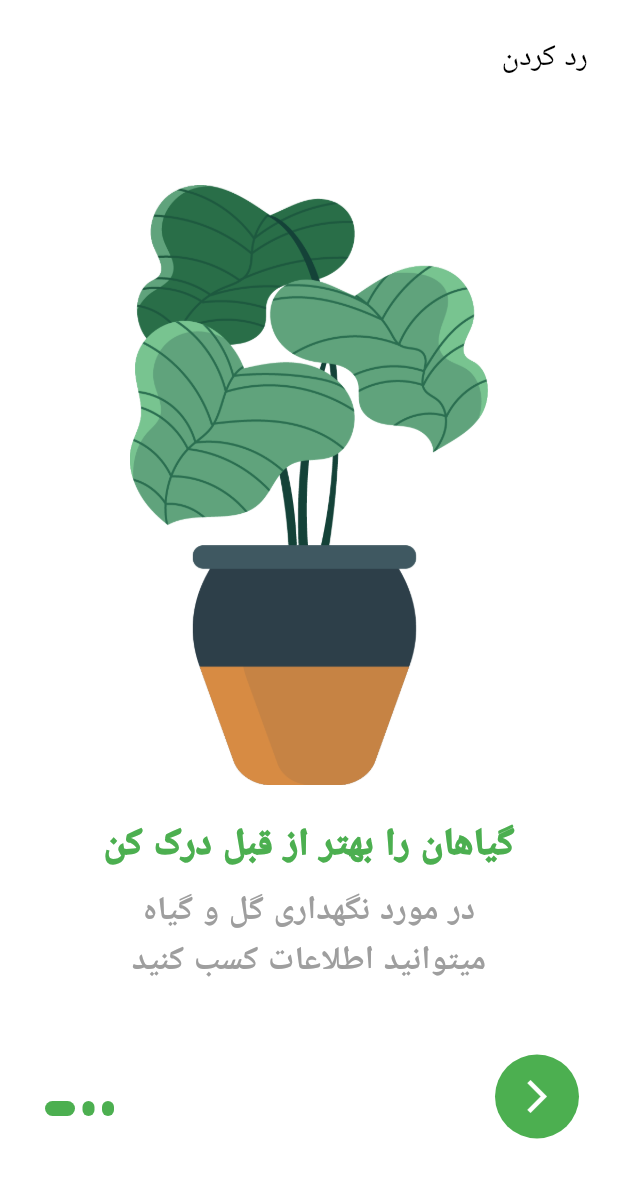
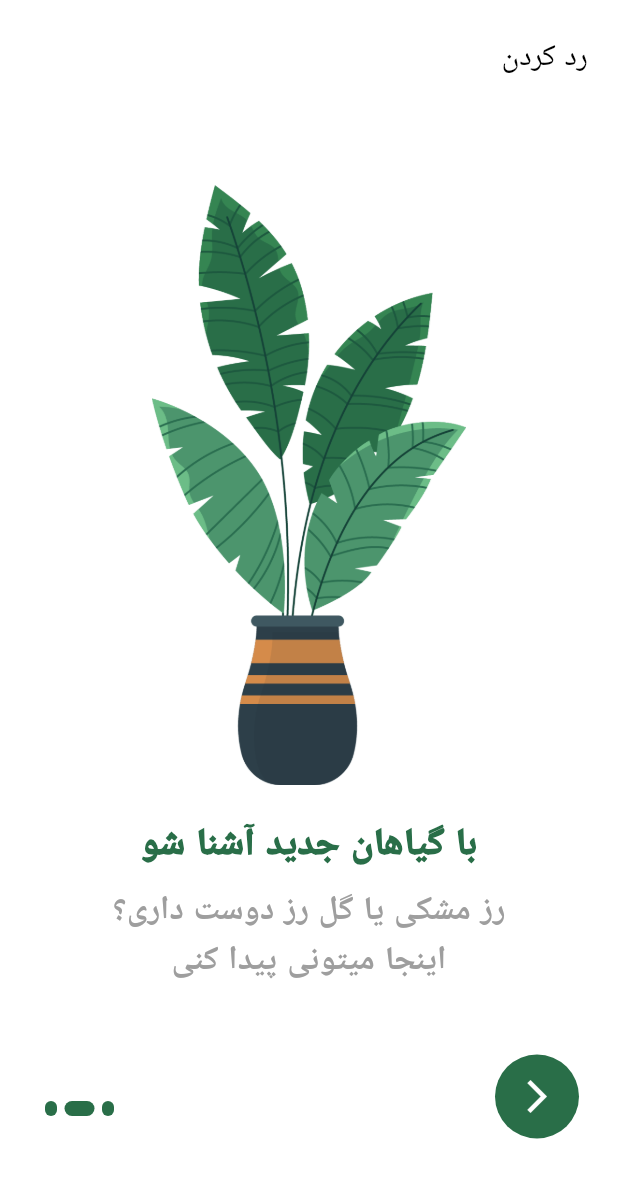
Before and after one commit to Moh3enzarif/Plant_App, a Flutter app: the screen it shows after launch, after a tap on the "arrow forward ios" icon, on a phone screen of 412 x 824 dp. Shown: the top 1178 px of the screen. Run offline on Flutter 3.47's test engine with Material 3 defaults, Android fonts, the phone set to English and light mode, and no system bars.

Commit message:
Some Pages Created

```diff
--- a/lib/const/constants.dart
+++ b/lib/const/constants.dart
@@ -1,8 +1,8 @@
 import 'package:flutter/material.dart';
 
 class Constants {
-  static Color primaryColor = Colors.green;
-  static Color blackColor = Colors.black;
+  static Color primaryColor = const Color(0xff296e48);
+  static Color textColor = const Color(0xff9e9e9e);
 
   static String titleOne = "گیاهان را بهتر از قبل درک کن";
   static String descriptionOne =
--- a/lib/main.dart
+++ b/lib/main.dart
@@ -1,5 +1,5 @@
 import 'package:flutter/material.dart';
-import 'package:plant_app/screens/home.dart';
+import 'package:plant_app/screens/splash_screen.dart';
 
 void main() {
   runApp(const MyApp());
--- a/lib/screens/home.dart
+++ /dev/null
@@ -1,178 +0,0 @@
-import 'package:flutter/material.dart';
-import 'package:plant_app/const/constants.dart';
-
-class HomePage extends StatefulWidget {
-  const HomePage({super.key});
-
-  @override
-  State<HomePage> createState() => _HomePageState();
-}
-
-class _HomePageState extends State<HomePage> {
-  final PageController _pageController = PageController(initialPage: 0);
-  int currentindex = 0;
-
-  Widget _indicator(bool isActive) {
-    return AnimatedContainer(
-      duration: const Duration(milliseconds: 300),
-      height: 10,
-      width: isActive ? 20.0 : 8.0,
-      margin: const EdgeInsets.only(right: 5.0),
-      decoration: BoxDecoration(
-        color: Constants.primaryColor,
-        borderRadius: BorderRadius.circular(5.0),
-      ),
-    );
-  }
-
-  List<Widget> _buildIndicator() {
-    List<Widget> indicators = [];
-
-    for (int i = 0; i < 3; i++) {
-      if (currentindex == i) {
-        indicators.add(_indicator(true));
-      } else {
-        indicators.add(_indicator(false));
-      }
-    }
-    return indicators;
-  }
-
-  @override
-  Widget build(BuildContext context) {
-    return Scaffold(
-      backgroundColor: Colors.white,
-      appBar: AppBar(
-        backgroundColor: Colors.white,
-        elevation: 0.0,
-        actions: [
-          Padding(
-            padding: const EdgeInsets.only(top: 20, right: 20),
-            child: InkWell(
-              onTap: () {},
-              child: const Text(
-                "رد کردن",
-                style: TextStyle(
-                  color: Colors.black,
-                  fontFamily: "Muli",
-                  fontSize: 20,
-                ),
-              ),
-            ),
-          )
-        ],
-      ),
-      body: Stack(
-        children: <Widget>[
-          PageView(
-            onPageChanged: (value) {
-              setState(() {
-                currentindex = value;
-              });
-            },
-            controller: _pageController,
-            children: [
-              CreatePage(
-                image: "assets/images/plant-one.png",
-                title: Constants.titleOne,
-                description: Constants.descriptionOne,
-              ),
-              CreatePage(
-                image: "assets/images/plant-two.png",
-                title: Constants.titleTwo,
-                description: Constants.descriptionTwo,
-              ),
-              CreatePage(
-                image: "assets/images/plant-three.png",
-                title: Constants.titleThree,
-                description: Constants.descriptionThree,
-              ),
-            ],
-          ),
-          Positioned(
-            bottom: 80.0,
-            left: 30.0,
-            child: Row(
-              children: _buildIndicator(),
-            ),
-          ),
-          Positioned(
-            bottom: 65.0,
-            left: 30.0,
-            child: Container(
-              margin: const EdgeInsets.only(left: 300),
-              padding: const EdgeInsets.all(4.0),
-              decoration: BoxDecoration(
-                shape: BoxShape.circle,
-                color: Constants.primaryColor,
-              ),
-              child: IconButton(
-                onPressed: () {},
-                icon: const Icon(
-                  Icons.arrow_forward_ios,
-                  size: 26,
-                  color: Colors.white,
-                ),
-              ),
-            ),
-          ),
-        ],
-      ),
-    );
-  }
-}
-
-class CreatePage extends StatelessWidget {
-  final String image;
-  final String title;
-  final String description;
-
-  const CreatePage({
-    super.key,
-    required this.image,
-    required this.title,
-    required this.description,
-  });
-
-  @override
-  Widget build(BuildContext context) {
-    return Padding(
-      padding: const EdgeInsets.only(
-        left: 60,
-        right: 60,
-        bottom: 80,
-      ),
-      child: Column(
-        mainAxisAlignment: MainAxisAlignment.center,
-        children: [
-          Image.asset(
-            image,
-            height: 400,
-          ),
-          const SizedBox(height: 20),
-          Text(
-            title,
-            style: const TextStyle(
-              fontWeight: FontWeight.w900,
-              fontFamily: "Muli",
-              fontSize: 25,
-              color: Colors.green,
-            ),
-          ),
-          const SizedBox(height: 10),
-          Text(
-            description,
-            textAlign: TextAlign.center,
-            style: const TextStyle(
-              fontFamily: "Muli",
-              fontWeight: FontWeight.bold,
-              fontSize: 22,
-              color: Colors.grey,
-            ),
-          ),
-          const SizedBox(height: 20),
-        ],
-      ),
-    );
-  }
-}
--- /dev/null
+++ b/lib/screens/splash_screen.dart
@@ -0,0 +1,197 @@
+import 'package:flutter/material.dart';
+import 'package:plant_app/const/constants.dart';
+import 'package:plant_app/screens/root.dart';
+
+class HomePage extends StatefulWidget {
+  const HomePage({super.key});
+
+  @override
+  State<HomePage> createState() => _HomePageState();
+}
+
+class _HomePageState extends State<HomePage> {
+  final PageController _pageController = PageController(initialPage: 0);
+  int currentindex = 0;
+
+  Widget _indicator(bool isActive) {
+    return AnimatedContainer(
+      duration: const Duration(milliseconds: 300),
+      height: 10,
+      width: isActive ? 20.0 : 8.0,
+      margin: const EdgeInsets.only(right: 5.0),
+      decoration: BoxDecoration(
+        color: Constants.primaryColor,
+        borderRadius: BorderRadius.circular(5.0),
+      ),
+    );
+  }
+
+  List<Widget> _buildIndicator() {
+    List<Widget> indicators = [];
+
+    for (int i = 0; i < 3; i++) {
+      if (currentindex == i) {
+        indicators.add(_indicator(true));
+      } else {
+        indicators.add(_indicator(false));
+      }
+    }
+    return indicators;
+  }
+
+  @override
+  Widget build(BuildContext context) {
+    return Scaffold(
+      backgroundColor: Colors.white,
+      appBar: AppBar(
+        backgroundColor: Colors.white,
+        elevation: 0.0,
+        actions: [
+          Padding(
+            padding: const EdgeInsets.only(top: 20, right: 20),
+            child: InkWell(
+              onTap: () {},
+              child: const Text(
+                "رد کردن",
+                style: TextStyle(
+                  color: Colors.black,
+                  fontFamily: "Muli",
+                  fontSize: 20,
+                ),
+              ),
+            ),
+          )
+        ],
+      ),
+      body: Stack(
+        children: <Widget>[
+          PageView(
+            onPageChanged: (value) {
+              setState(() {
+                currentindex = value;
+              });
+            },
+            controller: _pageController,
+            children: [
+              CreatePage(
+                image: "assets/images/plant-one.png",
+                title: Constants.titleOne,
+                description: Constants.descriptionOne,
+              ),
+              CreatePage(
+                image: "assets/images/plant-two.png",
+                title: Constants.titleTwo,
+                description: Constants.descriptionTwo,
+              ),
+              CreatePage(
+                image: "assets/images/plant-three.png",
+                title: Constants.titleThree,
+                description: Constants.descriptionThree,
+              ),
+            ],
+          ),
+          Positioned(
+            bottom: 80.0,
+            left: 30.0,
+            child: Row(
+              children: _buildIndicator(),
+            ),
+          ),
+          Positioned(
+            bottom: 65.0,
+            left: 30.0,
+            child: Container(
+              margin: const EdgeInsets.only(left: 300),
+              padding: const EdgeInsets.all(4.0),
+              decoration: BoxDecoration(
+                shape: BoxShape.circle,
+                color: Constants.primaryColor,
+              ),
+              child: IconButton(
+                onPressed: () {
+                  setState(() {
+                    if (currentindex < 2) {
+                      currentindex++;
+                      if (currentindex < 3) {
+                        _pageController.nextPage(
+                            duration: const Duration(milliseconds: 300),
+                            curve: Curves.easeIn);
+                      }
+                    } else {
+                      Navigator.pushReplacement(
+                        context,
+                        MaterialPageRoute(
+                          builder: (context) => const RootPage(),
+                        ),
+                      );
+                    }
+                  });
+                },
+                icon: const Icon(
+                  Icons.arrow_forward_ios,
+                  size: 26,
+                  color: Colors.white,
+                ),
+              ),
+            ),
+          ),
+        ],
+      ),
+    );
+  }
+}
+
+class CreatePage extends StatelessWidget {
+  final String image;
+  final String title;
+  final String description;
+
+  const CreatePage({
+    super.key,
+    required this.image,
+    required this.title,
+    required this.description,
+  });
+
+  @override
+  Widget build(BuildContext context) {
+    return Padding(
+      padding: const EdgeInsets.only(
+        left: 60,
+        right: 60,
+        bottom: 80,
+      ),
+      child: Column(
+        mainAxisAlignment: MainAxisAlignment.center,
+        children: [
+          Image.asset(
+            image,
+            height: 400,
+          ),
+          const SizedBox(height: 20),
+          Text(
+            title,
+            style: TextStyle(
+              fontWeight: FontWeight.w900,
+              fontFamily: "Muli",
+              fontSize: 25,
+              color: Constants.primaryColor,
+            ),
+          ),
+          const SizedBox(height: 10),
+          Text(
+            description,
+            textAlign: TextAlign.center,
+            style: TextStyle(
+              fontFamily: "Muli",
+              fontWeight: FontWeight.bold,
+              fontSize: 22,
+              color: Constants.textColor,
+            ),
+          ),
+          const SizedBox(height: 20),
+        ],
+      ),
+    );
+  }
+}
--- a/pubspec.yaml
+++ b/pubspec.yaml
@@ -35,6 +35,8 @@ dependencies:
   # The following adds the Cupertino Icons font to your application.
   # Use with the CupertinoIcons class for iOS style icons.
   cupertino_icons: ^1.0.6
+  animated_bottom_navigation_bar: ^1.3.3
+  page_transition: ^2.1.0
 
 dev_dependencies:
   flutter_test:
```
Also changed, not shown: lib/models/plant.dart (added, +182 -0 lines), lib/screens/root.dart (added, +19 -0 lines), lib/screens/cart_page.dart (added), lib/screens/favorite_page.dart (added), lib/screens/profile_page.dart (added), lib/screens/scan_page.dart (added), pubspec.lock.
